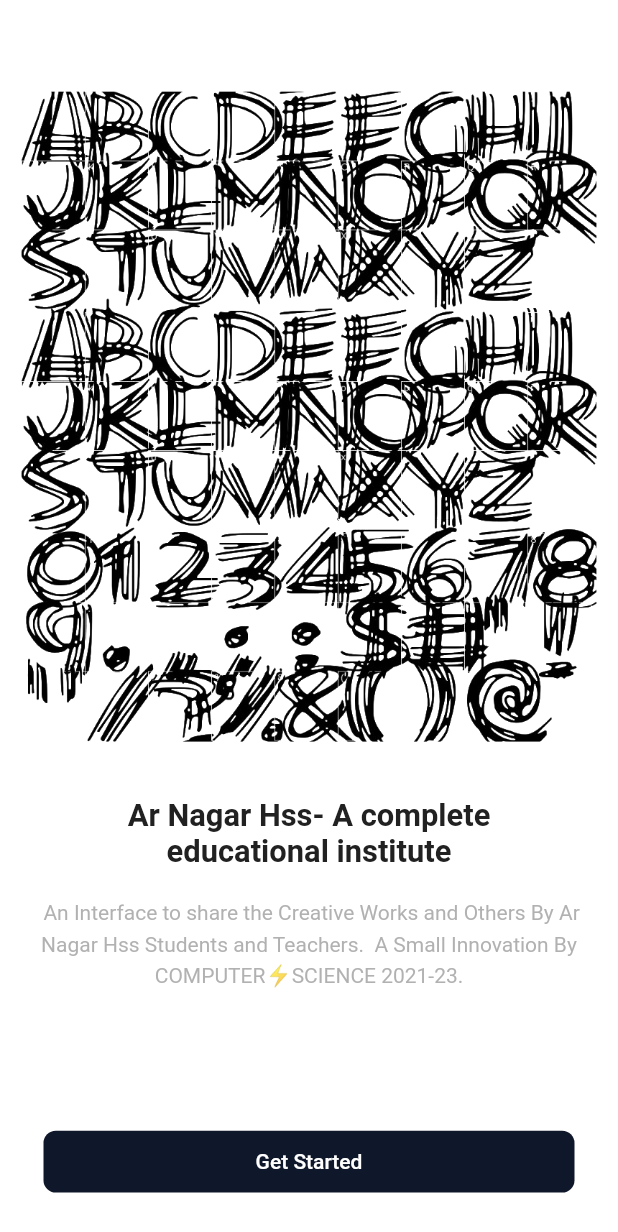
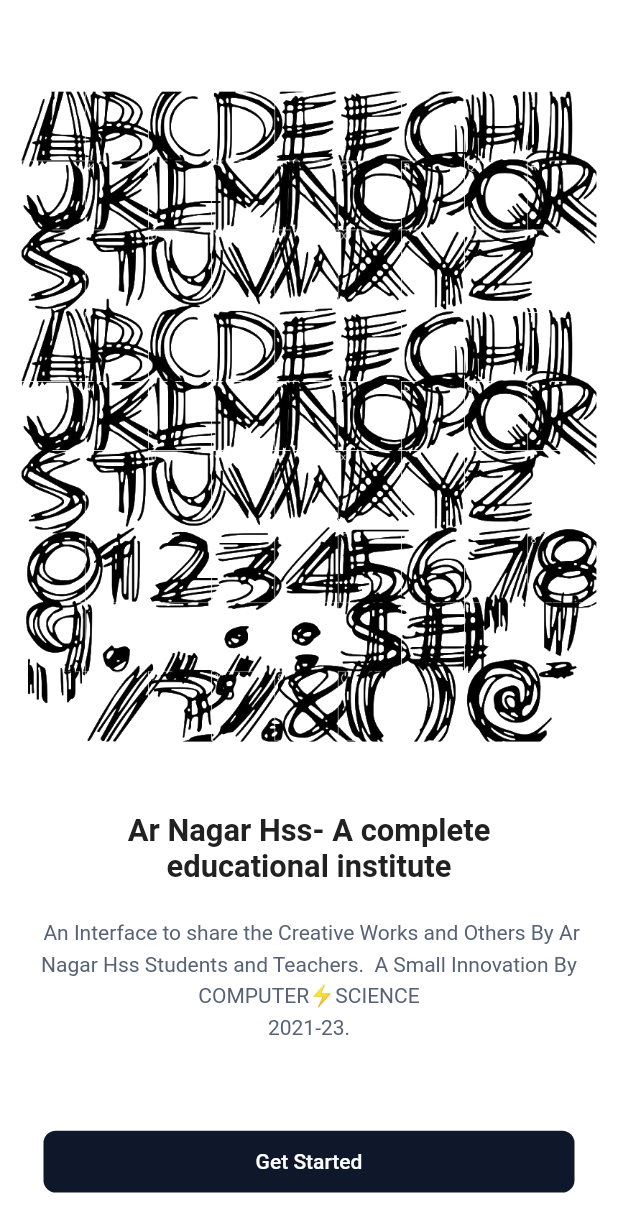
Before and after one commit to aninarafath6/arnhss, a Flutter app: the screen it shows after launch, on a phone screen of 412 x 824 dp. Shown: the top 1232 px of the screen. Run offline on Flutter 3.47's test engine with Material 2 defaults, Android fonts, the phone set to English and light mode, and no system bars.

Commit message:
final to onbaording :

```diff
--- a/arnhss-app/lib/common/constants/color_constants.dart
+++ b/arnhss-app/lib/common/constants/color_constants.dart
@@ -2,6 +2,7 @@ import 'package:flutter/material.dart';
 
 class CustomColors {
   static const dark = Color(0xff0f172a);
+  static const texty = Color(0xff566275);
   static const white = Colors.white;
   static const light = Colors.grey;
 }
--- a/arnhss-app/lib/common/routes/app_routes.dart
+++ b/arnhss-app/lib/common/routes/app_routes.dart
@@ -1,3 +1,4 @@
+import 'package:arnhss/features/authentication/login/view/login.dart';
 import 'package:arnhss/features/onboarding/views/onboarding_view.dart';
 import 'package:arnhss/features/splash/views/splash_view.dart';
 import 'package:flutter/material.dart';
@@ -9,7 +10,8 @@ class AppRoutes {
         return MaterialPageRoute(builder: (_) => const OnboardingView());
       case SplashView.routeName:
         return MaterialPageRoute(builder: (_) => const SplashView());
-
+      case LoginView.routeName:
+        return MaterialPageRoute(builder: (_) => const LoginView());
       default:
         return MaterialPageRoute(builder: (_) => const Scaffold());
     }
--- a/arnhss-app/lib/features/onboarding/views/content.dart
+++ b/arnhss-app/lib/features/onboarding/views/content.dart
@@ -1,3 +1,4 @@
+import 'package:arnhss/common/constants/color_constants.dart';
 import 'package:arnhss/utils/dimensions.dart';
 import 'package:flutter/material.dart';
 
@@ -9,9 +10,9 @@ class Content extends StatelessWidget {
   @override
   Widget build(BuildContext context) {
     return Text(
-      " An Interface to share the Creative Works and Others By Ar Nagar Hss Students and Teachers.  A Small Innovation By COMPUTER⚡SCIENCE 2021-23.",
+      " An Interface to share the Creative Works and Others By Ar Nagar Hss Students and Teachers.  A Small Innovation By COMPUTER⚡SCIENCE \n2021-23.",
       style: TextStyle(
-        color: Colors.grey.withOpacity(.8),
+        color: CustomColors.texty,
         fontSize: context.getHeight(1.7),
         fontWeight: FontWeight.normal,
         height: 1.5,
--- a/arnhss-app/lib/features/onboarding/views/onboard_background.dart
+++ b/arnhss-app/lib/features/onboarding/views/onboard_background.dart
@@ -11,9 +11,12 @@ class Background extends StatelessWidget {
   Widget build(BuildContext context) {
     return SizedBox(
       height: context.getHeight(70),
-      child: Image.asset(
-        Images.onboarding_image,
-        // fit: BoxFit.cover,
+      child: Padding(
+        padding: const EdgeInsets.all(0.0),
+        child: Image.asset(
+          Images.onboarding_image,
+          // fit: BoxFit.cover,
+        ),
       ),
     );
   }
--- a/arnhss-app/lib/features/onboarding/views/onboarding_content.dart
+++ b/arnhss-app/lib/features/onboarding/views/onboarding_content.dart
@@ -1,3 +1,4 @@
+import 'package:arnhss/features/authentication/login/view/login.dart';
 import 'package:arnhss/features/onboarding/views/content.dart';
 import 'package:arnhss/features/onboarding/views/heading.dart';
 import 'package:arnhss/features/widgets/custom_button.dart';
@@ -26,13 +27,17 @@ class OnboardingContent extends StatelessWidget {
           padding: const EdgeInsets.all(21.0),
           child: Column(
             children: [
-              context.spacing(height: 2),
-              // const Spacer(flex: 1),
+              // context.spacing(height: 2),
+              const Spacer(flex: 1),
               const Heading(),
-              context.spacing(height: 2),
+              context.spacing(height: 2.5),
               const Content(),
               const Spacer(flex: 2),
-              const CustomButton(),
+              CustomButton(
+                onTap: () => {
+                  Navigator.pushNamed(context, LoginView.routeName),
+                },
+              ),
               // const Spacer(flex: 1),
             ],
           ),
--- a/arnhss-app/lib/features/widgets/custom_button.dart
+++ b/arnhss-app/lib/features/widgets/custom_button.dart
@@ -17,7 +17,7 @@ class CustomButton extends StatelessWidget {
     return TextButton(
       style: ButtonStyle(
         overlayColor:
-            MaterialStateColor.resolveWith((states) => color.withOpacity(1)),
+            MaterialStateColor.resolveWith((states) => color.withOpacity(.1)),
       ),
       onPressed: onTap,
       child: Container(
```
Also changed, not shown: arnhss-app/lib/features/authentication/login/view/login.dart (added, +11 -0 lines).
